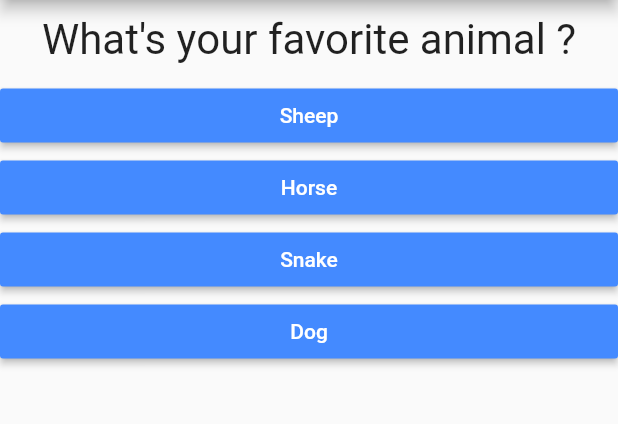
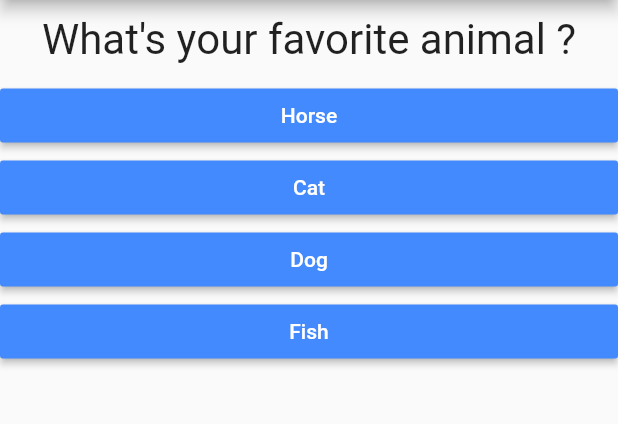
Before and after one commit to samilz123/test-moza, a Flutter app: the screen it shows after launch, after a tap on "Black", on a phone screen of 412 x 824 dp, the part 84-508 px from its top. Run offline on Flutter 3.47's test engine with Material 2 defaults, Android fonts, the phone set to English and light mode, and no system bars.

Commit message:
first flutter tutorial finish !

```diff
--- a/lib/main.dart
+++ b/lib/main.dart
@@ -17,24 +17,49 @@ class MyApp extends StatefulWidget {
 }
 
 class _MyAppState extends State<MyApp> {
-  final List<Map<String, Object>> _questions = const [
+  final List _questions = const [
     {
       'questionText': "What's your favorite color?",
-      'answers': ['Black', 'Red', 'Green', 'White'],
+      'answers': [
+        {'text': 'Black', 'score': 10},
+        {'text': 'Red', 'score': 7},
+        {'text': 'Green', 'score': 4},
+        {'text': 'White', 'score': 1},
+      ],
     },
     {
       'questionText': "What's your favorite animal ?",
-      'answers': ['Sheep', 'Horse', 'Snake', 'Dog'],
+      'answers': [
+        {'text': 'Horse', 'score': 10},
+        {'text': 'Cat', 'score': 7},
+        {'text': 'Dog', 'score': 4},
+        {'text': 'Fish', 'score': 1},
+      ],
     },
     {
       'questionText': "What's your favorite country ?",
-      'answers': ['Tunisia', 'Germany', 'Russia', 'USA'],
+      'answers': [
+        {'text': 'China', 'score': 10},
+        {'text': 'Greece', 'score': 7},
+        {'text': 'Singapore', 'score': 4},
+        {'text': 'USA', 'score': 1},
+      ],
     },
   ];
 
   var _questionIndex = 0;
+  var _totalScore = 0;
 
-  void _answerQuestion() {
+  void _resetQuiz() {
+    setState(() {
+      _questionIndex = 0;
+      _totalScore = 0;
+    });
+  }
+
+  void _answerQuestion(int score) {
+    _totalScore += score;
+
     setState(() {
       _questionIndex = _questionIndex + 1;
     });
@@ -59,7 +84,7 @@ class _MyAppState extends State<MyApp> {
                 questionIndex: _questionIndex,
                 questions: _questions,
               )
-            : Result(),
+            : Result(_totalScore, _resetQuiz),
       ),
     );
   }
--- a/lib/quiz.dart
+++ b/lib/quiz.dart
@@ -21,7 +21,7 @@ class Quiz extends StatelessWidget {
           questions[questionIndex]['questionText'],
         ),
         ...(questions[questionIndex]['answers'] as List).map((answer) {
-          return Answer(answerQuestion, answer);
+          return Answer(() => answerQuestion(answer['score']), answer['text']);
         }).toList()
       ],
     );
```
Also changed, not shown: lib/result.dart (+34 -1 lines).
